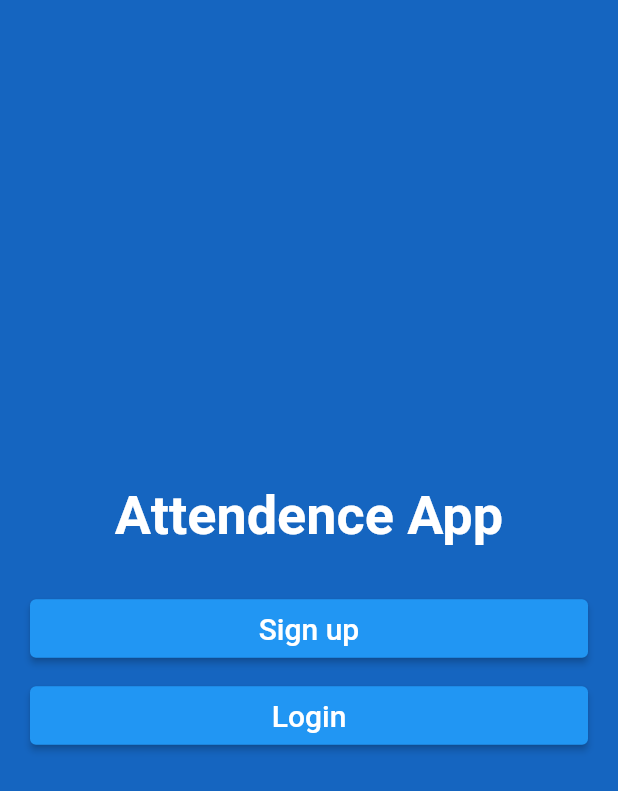
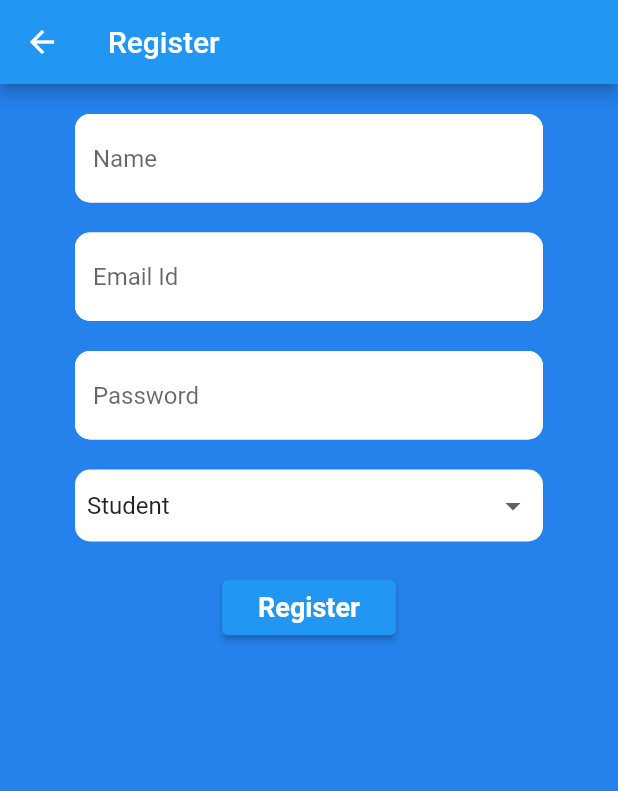
Before and after one commit to kunaldiwakar31/attendence-app, a Flutter app: the screen it shows after launch, after a tap on "Sign up", on a phone screen of 412 x 824 dp. Shown: the top 791 px of the screen. Run offline on Flutter 3.47's test engine with Material 2 defaults, Android fonts, the light colour scheme and no system bars; our stand-ins replace firebase_auth, firebase_core; accounts and stored records are empty.

Commit message:
Added Login and Register Page

```diff
--- a/lib/main.dart
+++ b/lib/main.dart
@@ -1,8 +1,20 @@
 import 'package:attendence_app/login.dart';
+import 'package:attendence_app/register.dart';
 import 'package:flutter/cupertino.dart';
 import 'package:flutter/material.dart';
+import 'package:firebase_core/firebase_core.dart';
+import 'firebase_options.dart';
 
-void main() {
+void main() async {
+  WidgetsFlutterBinding.ensureInitialized();
+  await Firebase.initializeApp(
+    options: const FirebaseOptions(
+      apiKey: "AIzaSyCrCQ_K9NnYOm9oHP--j9bS8xqlF8aFiBg",
+      appId: "1:464336117304:android:81350501635315642350cd",
+      messagingSenderId: "464336117304",
+      projectId: "attendence-app-f3f49",
+    ),
+  );
   runApp(const MyApp());
 }
 
@@ -21,11 +33,8 @@
 
   @override
   Widget build(BuildContext context) {
-    Size size = MediaQuery.of(context).size;
-
-    print(size.height);
     return Scaffold(
-      backgroundColor: Colors.blue[800],
+      backgroundColor: const Color.fromARGB(255, 37, 130, 236),
       body: Center(
         child: Column(
           mainAxisAlignment: MainAxisAlignment.center,
@@ -41,13 +50,18 @@
                 const SizedBox(width: 20),
                 Expanded(
                   child: ElevatedButton(
-                      onPressed: () {},
+                      onPressed: () {
+                        Navigator.push(
+                            context,
+                            MaterialPageRoute(
+                                builder: (context) => const Register()));
+                      },
                       child: const Padding(
                         padding: EdgeInsets.all(8.0),
                         child: Text(
                           'Sign up',
                           style: TextStyle(
-                              fontSize: 20, fontStyle: FontStyle.normal),
+                              fontSize: 18, fontWeight: FontWeight.bold),
                         ),
                       )),
                 ),
@@ -71,7 +85,7 @@
                         child: Text(
                           'Login',
                           style: TextStyle(
-                              fontSize: 20, fontStyle: FontStyle.normal),
+                              fontSize: 18, fontWeight: FontWeight.bold),
                         ),
                       )),
                 ),
--- a/lib/register.dart
+++ b/lib/register.dart
@@ -0,0 +1,157 @@
+import 'package:flutter/material.dart';
+import 'package:firebase_auth/firebase_auth.dart';
+
+class Register extends StatefulWidget {
+  const Register({Key? key}) : super(key: key);
+
+  @override
+  State<Register> createState() => _RegisterState();
+}
+
+class _RegisterState extends State<Register> {
+  final _formKey = GlobalKey<FormState>();
+  String name = '';
+  String email = '';
+  String password = '';
+  String error = '';
+  String? userType = 'Student';
+  final userTypes = ['Student', 'Teacher'];
+  late UserCredential userCredential;
+
+  @override
+  Widget build(BuildContext context) {
+    return Scaffold(
+      appBar: AppBar(
+        title: const Text('Register'),
+      ),
+      backgroundColor: const Color.fromARGB(255, 37, 130, 236),
+      body: SingleChildScrollView(
+        child: Container(
+          padding: const EdgeInsets.symmetric(horizontal: 50, vertical: 20),
+          child: Form(
+              key: _formKey,
+              child: Column(children: [
+                TextFormField(
+                  decoration: const InputDecoration(
+                    hintText: 'Name',
+                    fillColor: Colors.white,
+                    filled: true,
+                    enabledBorder: OutlineInputBorder(
+                        borderSide: BorderSide(color: Colors.white, width: 2.0),
+                        borderRadius: BorderRadius.all(Radius.circular(10.0))),
+                    focusedBorder: OutlineInputBorder(
+                        borderSide: BorderSide(
+                            color: Colors.lightBlueAccent, width: 2.0),
+                        borderRadius: BorderRadius.all(Radius.circular(10.0))),
+                  ),
+                  validator: (val) => val!.isEmpty ? 'Enter the name !!' : null,
+                  onChanged: (val) {
+                    setState(() {
+                      name = val;
+                    });
+                  },
+                ),
+                const SizedBox(
+                  height: 20.0,
+                ),
+                TextFormField(
+                  decoration: const InputDecoration(
+                    hintText: 'Email Id',
+                    fillColor: Colors.white,
+                    filled: true,
+                    enabledBorder: OutlineInputBorder(
+                        borderSide: BorderSide(color: Colors.white, width: 2.0),
+                        borderRadius: BorderRadius.all(Radius.circular(10.0))),
+                    focusedBorder: OutlineInputBorder(
+                        borderSide: BorderSide(
+                            color: Colors.lightBlueAccent, width: 2.0),
+                        borderRadius: BorderRadius.all(Radius.circular(10.0))),
+                  ),
+                  validator: (val) =>
+                      val!.isEmpty ? 'Enter the email !!' : null,
+                  onChanged: (val) {
+                    setState(() {
+                      email = val;
+                    });
+                  },
+                ),
+                const SizedBox(
+                  height: 20.0,
+                ),
+                TextFormField(
+                  decoration: const InputDecoration(
+                    hintText: 'Password',
+                    fillColor: Colors.white,
+                    filled: true,
+                    enabledBorder: OutlineInputBorder(
+                        borderSide: BorderSide(color: Colors.white, width: 2.0),
+                        borderRadius: BorderRadius.all(Radius.circular(10.0))),
+                    focusedBorder: OutlineInputBorder(
+                        borderSide: BorderSide(
+                            color: Colors.lightBlueAccent, width: 2.0),
+                        borderRadius: BorderRadius.all(Radius.circular(10.0))),
+                  ),
+                  validator: (val) => val!.length < 6
+                      ? 'Password must be atleast of 6 character !!'
+                      : null,
+                  obscureText: true,
+                  onChanged: (val) {
+                    setState(() {
+                      password = val;
+                    });
+                  },
+                ),
+                const SizedBox(height: 20.0),
+                Container(
+                  decoration: const BoxDecoration(
+                      borderRadius: BorderRadius.all(Radius.circular(10)),
+                      color: Colors.white),
+                  child: Padding(
+                    padding: const EdgeInsets.symmetric(horizontal: 8.0),
+                    child: DropdownButton<String>(
+                      value: userType,
+                      isExpanded: true,
+                      underline: const SizedBox(),
+                      items: userTypes.map(buildMenuItem).toList(),
+                      onChanged: (value) => {
+                        setState(() {
+                          userType = value;
+                        })
+                      },
+                    ),
+                  ),
+                ),
+                const SizedBox(height: 20.0),
+                ElevatedButton(
+                  onPressed: () async {
+                    if (_formKey.currentState!.validate()) {
+                      userCredential = await FirebaseAuth.instance
+                          .createUserWithEmailAndPassword(
+                              email: email, password: password)
+                          .catchError((e) {
+                        print(e);
+                      });
+                    }
+                  },
+                  child: const Padding(
+                    padding: EdgeInsets.all(8.0),
+                    child: Text(
+                      'Register',
+                      style: TextStyle(
+                          fontSize: 18.0,
+                          fontWeight: FontWeight.bold,
+                          color: Colors.white),
+                    ),
+                  ),
+                ),
+              ])),
+        ),
+      ),
+    );
+  }
+}
+
+DropdownMenuItem<String> buildMenuItem(String item) {
+  return DropdownMenuItem(
+      value: item, child: Text(item, style: const TextStyle(fontSize: 16)));
+}
```
Also changed, not shown: lib/login.dart (+102 -9 lines), lib/firebase_options.dart (added), pubspec.lock.
